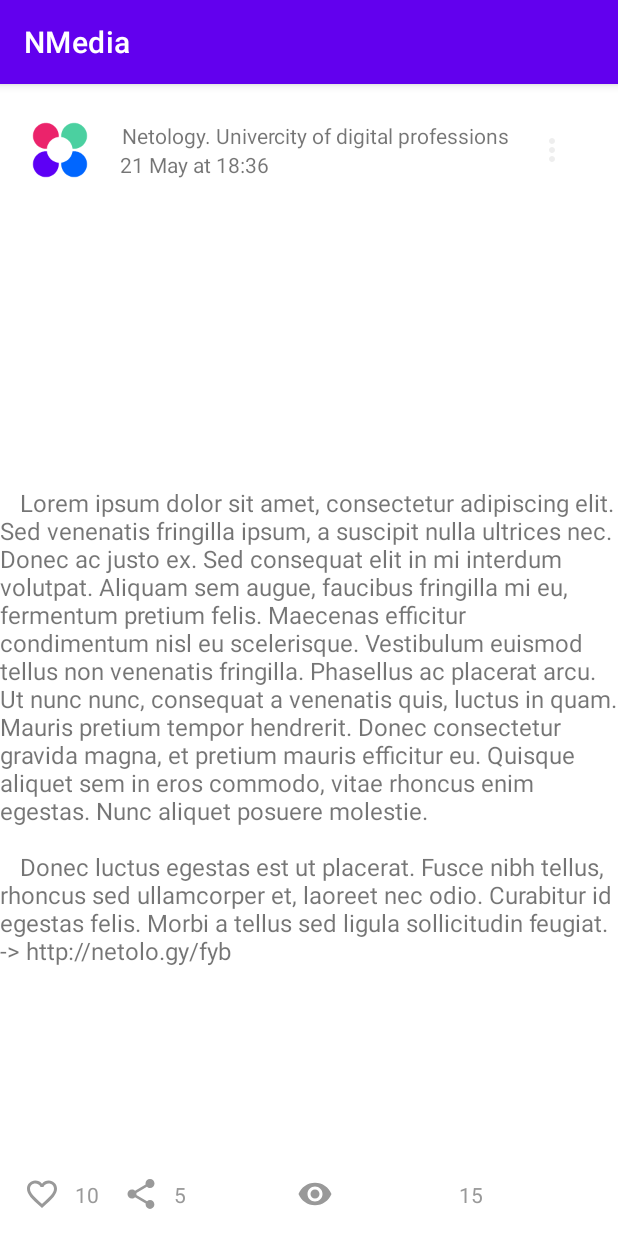
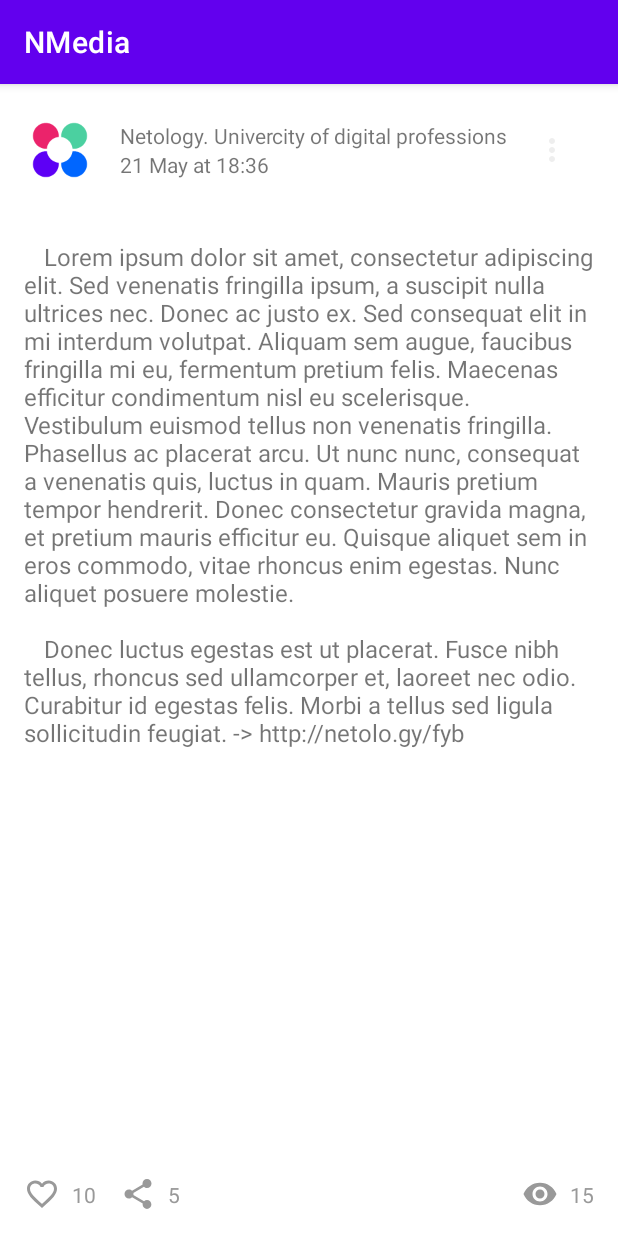
Before and after one commit to GalinaShiryaeva/NMedia, an Android app: the screen it shows after launch (MainActivity), on a phone screen of 412 x 824 dp. Run offline under Robolectric (Android 15) with nearby library versions, the phone set to English and light mode, and no system bars.

Commit message:
Almost finished

```diff
--- a/app/src/main/res/layout/activity_main.xml
+++ b/app/src/main/res/layout/activity_main.xml
@@ -11,7 +11,7 @@
         android:id="@+id/layout_avatar"
         android:layout_width="match_parent"
         android:layout_height="wrap_content"
-        android:padding="16dp"
+        android:padding="@dimen/common_spacing"
         app:layout_constraintEnd_toEndOf="parent"
         app:layout_constraintStart_toStartOf="parent"
         app:layout_constraintTop_toTopOf="parent"
@@ -19,8 +19,8 @@
 
         <ImageView
             android:id="@+id/avatar"
-            android:layout_width="48dp"
-            android:layout_height="48dp"
+            android:layout_width="@dimen/posts_avatar_size"
+            android:layout_height="@dimen/posts_avatar_size"
             android:src="@mipmap/ic_launcher"
             app:layout_constraintBottom_toBottomOf="@id/layout_avatar"
             app:layout_constraintStart_toStartOf="parent"
@@ -29,13 +29,13 @@
 
         <TextView
             android:id="@+id/header_title"
-            android:layout_width="wrap_content"
+            android:layout_width="0dp"
             android:layout_height="wrap_content"
-            android:layout_marginStart="16dp"
+            android:layout_marginStart="@dimen/common_spacing"
             android:ellipsize="end"
             android:singleLine="true"
             android:text="@string/header_title"
-            android:textSize="14sp"
+            android:textSize="@dimen/posts_title_font_size"
             app:layout_constraintBottom_toTopOf="@id/header_date"
             app:layout_constraintStart_toEndOf="@id/avatar"
             app:layout_constraintTop_toTopOf="@id/layout_avatar"
@@ -46,7 +46,7 @@
             android:id="@+id/header_date"
             android:layout_width="wrap_content"
             android:layout_height="wrap_content"
-            android:layout_marginStart="16dp"
+            android:layout_marginStart="@dimen/common_spacing"
             android:text="@string/header_date"
             app:layout_constraintBottom_toBottomOf="parent"
             app:layout_constraintStart_toEndOf="@id/avatar"
@@ -56,7 +56,7 @@
             android:id="@+id/avatar_menu"
             android:layout_width="wrap_content"
             android:layout_height="match_parent"
-            android:padding="16dp"
+            android:padding="@dimen/common_spacing"
             android:src="@drawable/ic_baseline_more_vert_24"
             android:background="@android:color/transparent"
             app:layout_constraintTop_toTopOf="@id/layout_avatar"
@@ -77,6 +77,7 @@
         android:id="@+id/layout_text"
         android:layout_width="match_parent"
         android:layout_height="0dp"
+        android:layout_margin="@dimen/common_spacing"
         app:layout_constraintTop_toBottomOf="@id/barrier_top"
         app:layout_constraintStart_toStartOf="parent"
         app:layout_constraintEnd_toEndOf="parent"
@@ -85,10 +86,10 @@
         <TextView
             android:id="@+id/post_text"
             android:layout_width="wrap_content"
-            android:layout_height="wrap_content"
+            android:layout_height="0dp"
             android:gravity="start|top"
             android:text="@string/post_text"
-            android:textSize="16sp"
+            android:textSize="@dimen/posts_text_font_size"
             app:layout_constraintTop_toTopOf="parent"
             app:layout_constraintStart_toStartOf="parent"
             app:layout_constraintEnd_toEndOf="parent"
@@ -106,10 +107,11 @@
         app:layout_constraintEnd_toEndOf="parent"/>
 
     <androidx.constraintlayout.widget.ConstraintLayout
+
         android:id="@+id/layout_footer"
         android:layout_width="match_parent"
-        android:layout_height="56dp"
-        android:padding="16dp"
+        android:layout_height="@dimen/footer_height"
+        android:padding="@dimen/common_spacing"
         app:layout_constraintBottom_toBottomOf="parent"
         app:layout_constraintEnd_toEndOf="parent"
         app:layout_constraintStart_toStartOf="parent"
@@ -129,9 +131,9 @@
             android:id="@+id/footer_likes_number"
             android:layout_width="wrap_content"
             android:layout_height="wrap_content"
-            android:layout_margin="10dp"
+            android:layout_margin="@dimen/minimal_spacing"
             android:text="10"
-            android:textColor="#999999"
+            android:textColor="@color/text_color_dark_grey"
             app:layout_constraintBottom_toBottomOf="parent"
             app:layout_constraintStart_toEndOf="@id/footer_likes_icon"
             app:layout_constraintTop_toTopOf="parent" />
@@ -140,7 +142,7 @@
             android:id="@+id/footer_shares_icon"
             android:layout_width="wrap_content"
             android:layout_height="wrap_content"
-            android:layout_marginStart="16dp"
+            android:layout_marginStart="@dimen/common_spacing"
             android:src="@drawable/ic_share_24"
             app:layout_constraintBottom_toBottomOf="parent"
             app:layout_constraintEnd_toStartOf="@id/footer_shares_number"
@@ -151,12 +153,19 @@
             android:id="@+id/footer_shares_number"
             android:layout_width="wrap_content"
             android:layout_height="wrap_content"
-            android:layout_margin="10dp"
+            android:layout_margin="@dimen/minimal_spacing"
             android:text="5"
-            android:textColor="#999999"
+            android:textColor="@color/text_color_dark_grey"
             app:layout_constraintBottom_toBottomOf="parent"
             app:layout_constraintStart_toEndOf="@id/footer_shares_icon"
             app:layout_constraintTop_toTopOf="parent" />
+
+        <androidx.constraintlayout.widget.Barrier
+            android:id="@+id/barrier_footer"
+            android:layout_width="wrap_content"
+            android:layout_height="match_parent"
+            app:barrierDirection="start"
+            app:constraint_referenced_ids="footer_viewed_icon"/>
 
         <ImageView
             android:id="@+id/footer_viewed_icon"
@@ -165,21 +174,52 @@
             android:src="@drawable/ic_viewed_24"
             app:layout_constraintTop_toTopOf="parent"
             app:layout_constraintEnd_toStartOf="@id/footer_viewed_number"
-            app:layout_constraintStart_toEndOf="@id/footer_shares_number"
+            app:layout_constraintStart_toEndOf="@id/barrier_footer"
             app:layout_constraintBottom_toBottomOf="parent"/>
 
         <TextView
             android:id="@+id/footer_viewed_number"
             android:layout_width="wrap_content"
             android:layout_height="wrap_content"
-            android:layout_marginStart="10dp"
             android:text="15"
-            android:textColor="#999999"
+            android:textColor="@color/text_color_dark_grey"
+            android:layout_marginStart="@dimen/minimal_spacing"
             app:layout_constraintBottom_toBottomOf="parent"
             app:layout_constraintEnd_toEndOf="parent"
-            app:layout_constraintStart_toEndOf="@id/footer_viewed_icon"
-            app:layout_constraintTop_toTopOf="parent"/>
+            app:layout_constraintTop_toTopOf="parent"
+            app:layout_constraintStart_toEndOf="@id/footer_viewed_icon"/>
+<!--
+        <androidx.constraintlayout.widget.ConstraintLayout
+            android:layout_width="wrap_content"
+            android:layout_height="match_parent"
+            app:layout_constraintTop_toTopOf="parent"
+            app:layout_constraintEnd_toEndOf="parent"
+            app:layout_constraintBottom_toBottomOf="parent">
 
+            <ImageView
+                android:id="@+id/footer_viewed_icon"
+                android:layout_width="wrap_content"
+                android:layout_height="wrap_content"
+                android:src="@drawable/ic_viewed_24"
+                app:layout_constraintTop_toTopOf="parent"
+                app:layout_constraintEnd_toStartOf="@id/footer_viewed_number"
+                app:layout_constraintStart_toStartOf="parent"
+                app:layout_constraintBottom_toBottomOf="parent"/>
+
+            <TextView
+                android:id="@+id/footer_viewed_number"
+                android:layout_width="wrap_content"
+                android:layout_height="wrap_content"
+                android:text="15"
+                android:textColor="@color/text_color_dark_grey"
+                android:layout_marginStart="@dimen/minimal_spacing"
+                app:layout_constraintBottom_toBottomOf="parent"
+                app:layout_constraintEnd_toEndOf="parent"
+                app:layout_constraintTop_toTopOf="parent"
+                app:layout_constraintStart_toEndOf="@id/footer_viewed_icon"/>
+
+        </androidx.constraintlayout.widget.ConstraintLayout>
+-->
     </androidx.constraintlayout.widget.ConstraintLayout>
 
 </androidx.constraintlayout.widget.ConstraintLayout>
--- a/app/src/main/res/values/colors.xml
+++ b/app/src/main/res/values/colors.xml
@@ -7,4 +7,5 @@
     <color name="teal_700">#FF018786</color>
     <color name="black">#FF000000</color>
     <color name="white">#FFFFFFFF</color>
+    <color name="text_color_dark_grey">#999999</color>
 </resources>
--- /dev/null
+++ b/app/src/main/res/values/dimens.xml
@@ -0,0 +1,9 @@
+<?xml version="1.0" encoding="utf-8"?>
+<resources>
+    <dimen name="common_spacing">16dp</dimen>
+    <dimen name="minimal_spacing">8dp</dimen>
+    <dimen name="posts_avatar_size">48dp</dimen>
+    <dimen name="posts_title_font_size">14sp</dimen>
+    <dimen name="posts_text_font_size">16sp</dimen>
+    <dimen name="footer_height">56dp</dimen>
+</resources>
```
